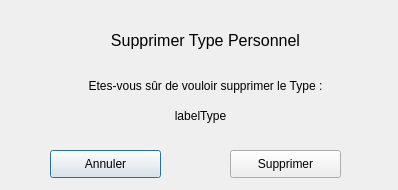
Above: QtProject/supprimertypepersonnel.ui from ThomChar/QTProjectCpp before the change. Below: the same form after it.
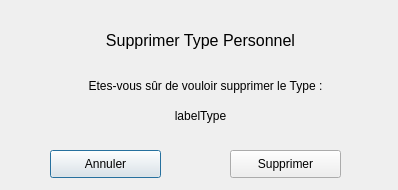
That is the form after the change.

Patch:
```diff
--- a/QtProject/supprimertypepersonnel.ui
+++ b/QtProject/supprimertypepersonnel.ui
@@ -82,9 +82,9 @@
   <widget class="QLabel" name="label">
    <property name="geometry">
     <rect>
-     <x>100</x>
+     <x>80</x>
      <y>20</y>
-     <width>211</width>
+     <width>241</width>
      <height>41</height>
     </rect>
    </property>
```
